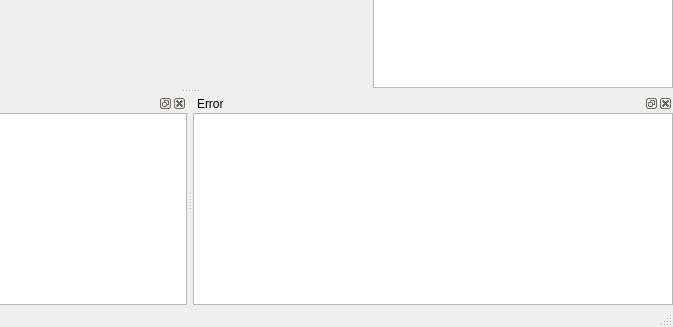
Before: the Qt Designer form ui/mainwindow.ui in jepaynedev/MailPrep, drawn with Qt 5; both pictures show x 293 to 966 and y 324 to 651 of the 966 by 651 pixel window.
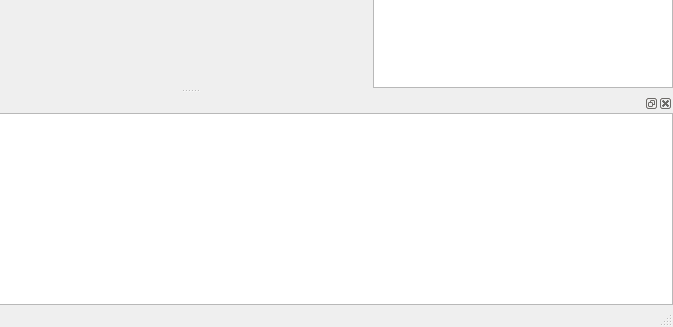
After: the same form once the commit is applied. Custom widgets are drawn as their Qt base class.

Commit message:
Hook up stdout and stderr to the output window
* Remove error window from application interface
* Implement standard utilities for properly managing threads
* Redirect stdout and stderr to a Queue for multithreading support
* Create worker that watches the Queue with stdout and stderr content
and broadcasts as a Signal
* Begin moving code to its proper location in the controller objects
* Clean up some code and comments

```diff
--- a/ui/mainwindow.ui
+++ b/ui/mainwindow.ui
@@ -171,41 +171,10 @@
        <property name="readOnly">
         <bool>true</bool>
        </property>
-      </widget>
-     </item>
-    </layout>
-   </widget>
-  </widget>
-  <widget class="QDockWidget" name="dockWidget_errorWindow">
-   <property name="enabled">
-    <bool>true</bool>
-   </property>
-   <property name="windowTitle">
-    <string>Error</string>
-   </property>
-   <attribute name="dockWidgetArea">
-    <number>8</number>
-   </attribute>
-   <widget class="QWidget" name="dockWidgetContents">
-    <layout class="QVBoxLayout" name="verticalLayout_4">
-     <property name="spacing">
-      <number>0</number>
-     </property>
-     <property name="leftMargin">
-      <number>0</number>
-     </property>
-     <property name="topMargin">
-      <number>0</number>
-     </property>
-     <property name="rightMargin">
-      <number>0</number>
-     </property>
-     <property name="bottomMargin">
-      <number>0</number>
-     </property>
-     <item>
-      <widget class="QPlainTextEdit" name="plainTextEdit_error">
-       <property name="readOnly">
+       <property name="maximumBlockCount">
+        <number>5000</number>
+       </property>
+       <property name="centerOnScroll">
         <bool>true</bool>
        </property>
       </widget>
```
The commit also changes 6 other files.
